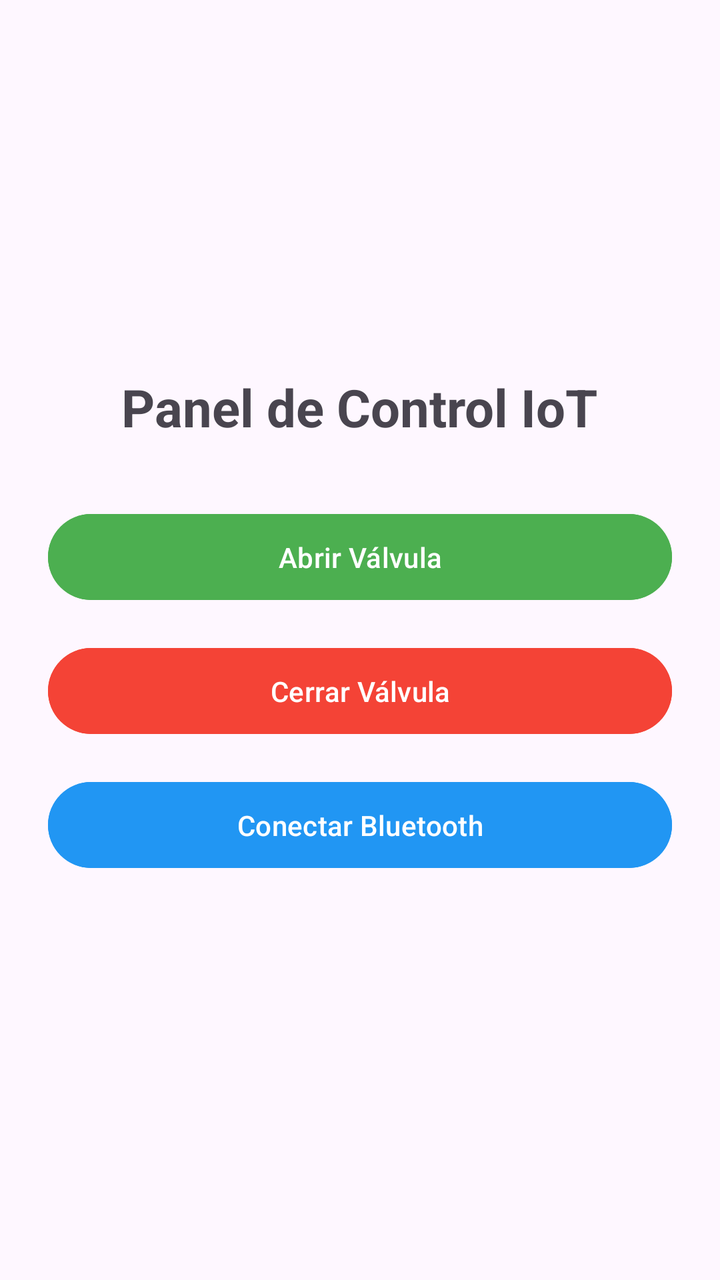
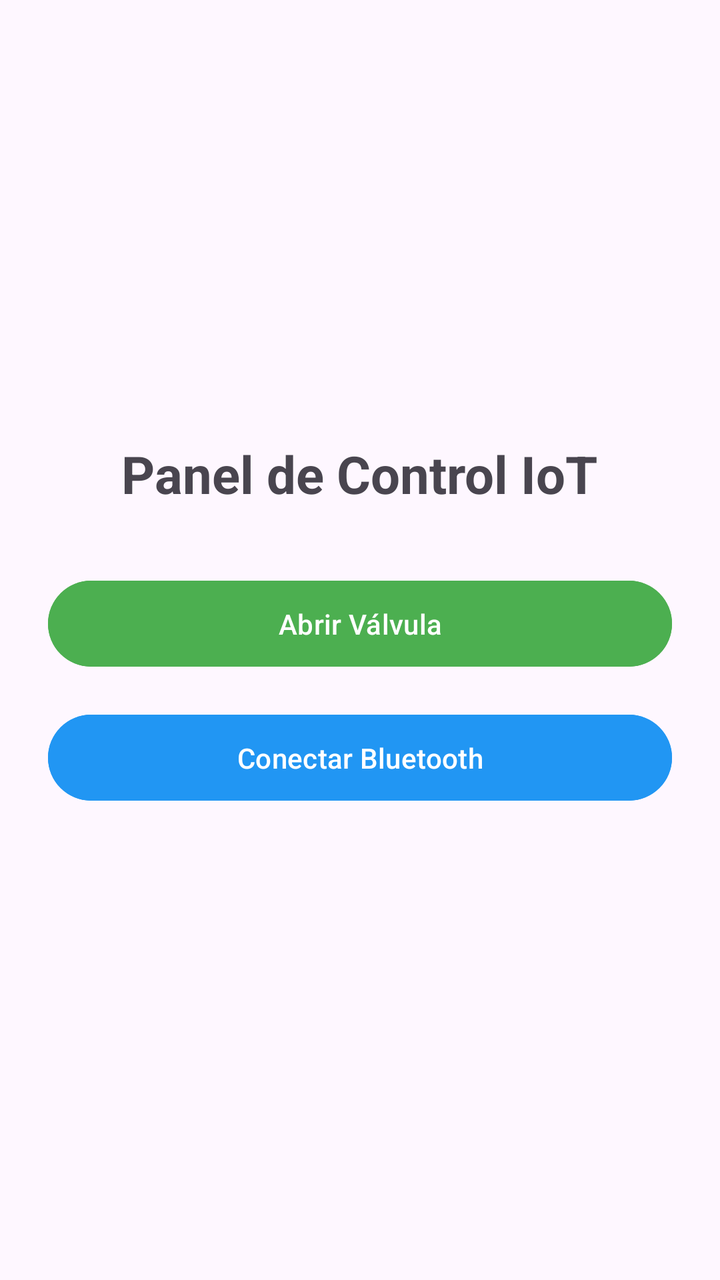

The first picture is an Android layout as it rendered before a commit; the second is the same layout after the commit. The layout source and the unified diff follow.
<!-- AndroidManifest.xml: application theme Theme.MyApp -->
<!-- res/layout/activity_control.xml -->
<?xml version="1.0" encoding="utf-8"?>
<LinearLayout xmlns:android="http://schemas.android.com/apk/res/android"
    xmlns:tools="http://schemas.android.com/tools"
    android:layout_width="match_parent"
    android:layout_height="match_parent"
    android:gravity="center"
    android:orientation="vertical"
    android:padding="24dp"
    tools:context=".ControlActivity">

    <TextView
        android:layout_width="wrap_content"
        android:layout_height="wrap_content"
        android:layout_marginBottom="32dp"
        android:text="Panel de Control IoT"
        android:textSize="26sp"
        android:textStyle="bold" />

    <Button
        android:id="@+id/btnAbrir"
        android:layout_width="match_parent"
        android:layout_height="wrap_content"
        android:layout_marginBottom="16dp"
        android:backgroundTint="#4CAF50"
        android:padding="12dp"
        android:text="Abrir Válvula" />

    <Button
        android:id="@+id/btnCerrar"
        android:layout_width="match_parent"
        android:layout_height="wrap_content"
        android:layout_marginBottom="16dp"
        android:backgroundTint="#F44336"
        android:padding="12dp"
        android:text="Cerrar Válvula" />

    <Button
        android:id="@+id/btnConectar"
        android:layout_width="match_parent"
        android:layout_height="wrap_content"
        android:layout_marginBottom="16dp"
        android:backgroundTint="#2196F3"
        android:padding="12dp"
        android:text="Conectar Bluetooth" />

</LinearLayout>
<!-- resources referenced by this layout -->
<resources>
  <style name="Theme.MyApp" parent="Base.Theme.MyApp" />
  <style name="Base.Theme.MyApp" parent="Theme.Material3.DayNight.NoActionBar">
          
          
      </style>
</resources>

<!-- the commit's change to res/layout/activity_control.xml (unified diff, before → after) -->
@@ -26,15 +26,6 @@
         android:text="Abrir Válvula" />
 
     <Button
-        android:id="@+id/btnCerrar"
-        android:layout_width="match_parent"
-        android:layout_height="wrap_content"
-        android:layout_marginBottom="16dp"
-        android:backgroundTint="#F44336"
-        android:padding="12dp"
-        android:text="Cerrar Válvula" />
-
-    <Button
         android:id="@+id/btnConectar"
         android:layout_width="match_parent"
         android:layout_height="wrap_content"
